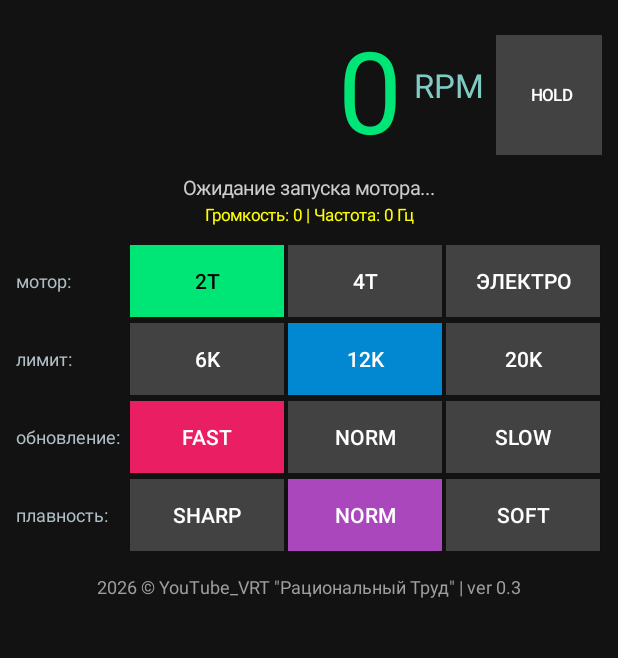
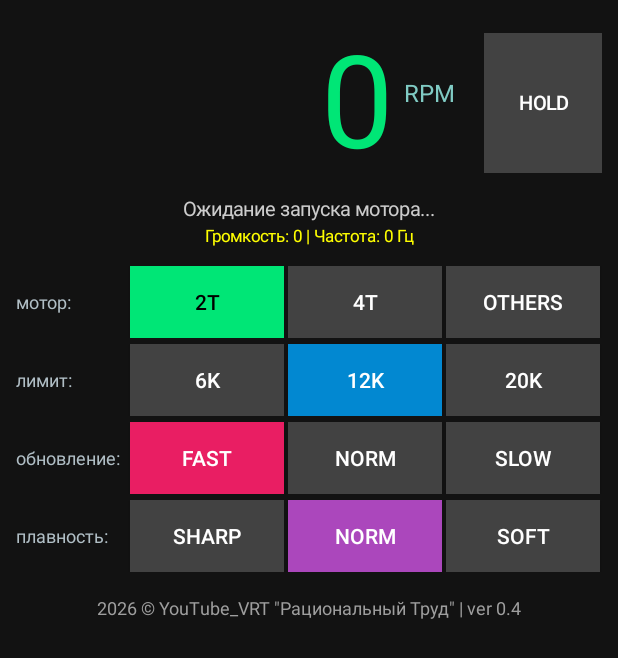
Before and after one commit to maimmr00-ops/rpm-meter, an Android app: the screen it shows after launch (MainActivity), on a phone screen of 412 x 824 dp. Shown: the top 658 px of the screen. Run offline under Robolectric (Android 15) with nearby library versions, the light colour scheme and no system bars.

Commit message:
Update MainActivity.kt

```diff
--- a/app/src/main/java/com/example/rpmmeter/MainActivity.kt
+++ b/app/src/main/java/com/example/rpmmeter/MainActivity.kt
@@ -84,7 +84,7 @@ class MainActivity : Activity() {
         rootLayout.addView(buildSettingsTable())
 
         val copyright = TextView(this)
-        copyright.text = "2026 © YouTube_VRT \"Рациональный Труд\" | ver 0.3"
+        copyright.text = "2026 © YouTube_VRT \"Рациональный Труд\" | ver 0.4"
         copyright.textSize = 12f
         copyright.setTextColor(Color.parseColor("#9E9E9E"))
         copyright.gravity = Gravity.CENTER
@@ -127,24 +127,27 @@ class MainActivity : Activity() {
         val container = LinearLayout(this)
         container.orientation = LinearLayout.HORIZONTAL
         container.gravity = Gravity.CENTER_VERTICAL
-        container.setPadding(0, 12, 0, 4)
+        container.setPadding(0, 12, 0, 8)
         container.layoutParams = LinearLayout.LayoutParams(
             LinearLayout.LayoutParams.MATCH_PARENT,
             LinearLayout.LayoutParams.WRAP_CONTENT
         )
 
+        // Левый пустой отступ для центрирования
         val leftSpacer = View(this)
-        leftSpacer.layoutParams = LinearLayout.LayoutParams(0, 1, 0.05f)
+        leftSpacer.layoutParams = LinearLayout.LayoutParams(0, 1, 0.03f)
         container.addView(leftSpacer)
 
+        // Центральный блок для цифр и метки RPM (выравнивание по правому краю)
         val rpmContainer = LinearLayout(this)
         rpmContainer.orientation = LinearLayout.HORIZONTAL
         rpmContainer.gravity = Gravity.END or Gravity.CENTER_VERTICAL
-        rpmContainer.layoutParams = LinearLayout.LayoutParams(0, LinearLayout.LayoutParams.WRAP_CONTENT, 0.75f)
+        rpmContainer.layoutParams = LinearLayout.LayoutParams(0, LinearLayout.LayoutParams.WRAP_CONTENT, 0.72f)
 
+        // Огромные цифры оборотов (выровнены по правому краю, не скачут при смене разряда)
         rpmText = TextView(this)
         rpmText.text = "0"
-        rpmText.textSize = 76f
+        rpmText.textSize = 86f
         rpmText.setTextColor(Color.parseColor("#00E676"))
         rpmText.gravity = Gravity.END or Gravity.CENTER_VERTICAL
         rpmText.includeFontPadding = false
@@ -159,25 +162,32 @@ class MainActivity : Activity() {
         textWrapper.addView(rpmText)
         rpmContainer.addView(textWrapper)
 
+        // Аккуратная и уменьшенная подпись RPM сразу за цифрами
         val rpmLabel = TextView(this)
         rpmLabel.text = " RPM"
-        rpmLabel.textSize = 22f
+        rpmLabel.textSize = 16f
         rpmLabel.setTextColor(Color.parseColor("#80CBC4"))
         rpmLabel.gravity = Gravity.BOTTOM or Gravity.START
-        rpmLabel.setPadding(4, 0, 0, 16)
+        rpmLabel.setPadding(4, 0, 0, 18)
         rpmLabel.includeFontPadding = false
         rpmContainer.addView(rpmLabel)
 
         container.addView(rpmContainer)
 
+        // Добавляем отступ (распорку) между блоком RPM и кнопкой HOLD
+        val middleSpacer = View(this)
+        middleSpacer.layoutParams = LinearLayout.LayoutParams(0, 1, 0.05f)
+        container.addView(middleSpacer)
+
+        // Правая колонка для кнопки HOLD (на всю высоту контейнера)
         val rightCol = LinearLayout(this)
         rightCol.orientation = LinearLayout.VERTICAL
-        rightCol.gravity = Gravity.CENTER_HORIZONTAL
-        rightCol.layoutParams = LinearLayout.LayoutParams(0, 120, 0.2f)
+        rightCol.gravity = Gravity.CENTER
+        rightCol.layoutParams = LinearLayout.LayoutParams(0, 140, 0.2f)
 
         btnHold = Button(this)
         btnHold.text = "HOLD"
-        btnHold.textSize = 11f
+        btnHold.textSize = 13f
         btnHold.setOnClickListener {
             isHoldActive = !isHoldActive
             if (isHoldActive) heldRpmValue = currentRealRpm
@@ -188,7 +198,6 @@ class MainActivity : Activity() {
             LinearLayout.LayoutParams.MATCH_PARENT,
             LinearLayout.LayoutParams.MATCH_PARENT
         )
-        holdParams.setMargins(8, 0, 0, 0)
         btnHold.layoutParams = holdParams
         rightCol.addView(btnHold)
 
@@ -214,7 +223,7 @@ class MainActivity : Activity() {
         btn4T.setOnClickListener { prefsManager.engineType = 4; refreshAllUI() }
 
         btnElectro = Button(this)
-        btnElectro.text = "Электро"
+        btnElectro.text = "Others"
         btnElectro.setOnClickListener { prefsManager.engineType = 3; refreshAllUI() }
 
         btnLimit1 = Button(this)
```
